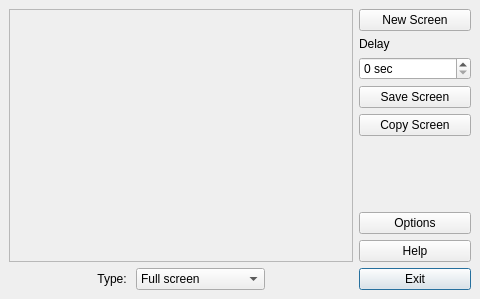
Above: src/ui/mainwindow.ui from lxqt/screengrab before the change. Below: the same form after it.
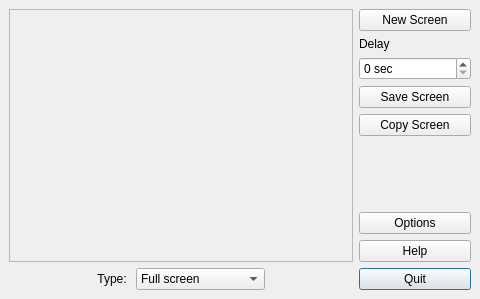
That is the form after the change.

Commit message: Change the "Exit" to a "Quit" button in the main window

The edit to the form file:
```diff
--- a/src/ui/mainwindow.ui
+++ b/src/ui/mainwindow.ui
@@ -336,7 +336,7 @@
            <string>Exit from ScreenGrab</string>
           </property>
           <property name="text">
-           <string>Exit</string>
+           <string>Quit</string>
           </property>
           <property name="shortcut">
            <string>Ctrl+Q</string>
```
The commit also changes 1 other file.
